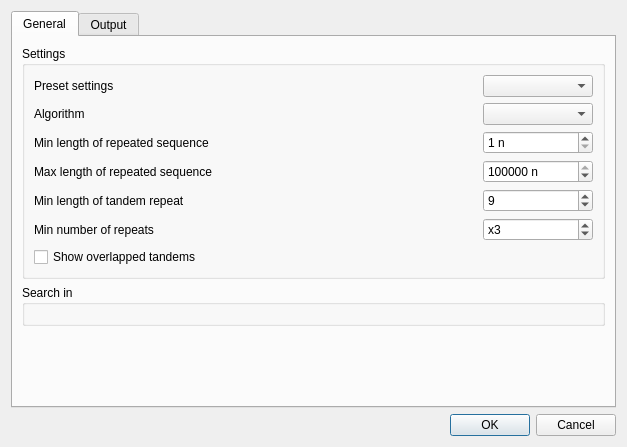
This is src/plugins/repeat_finder/src/FindTandemsDialog.ui in violethaze74/ugene as Qt 5 draws it before an edit. The edited form follows.
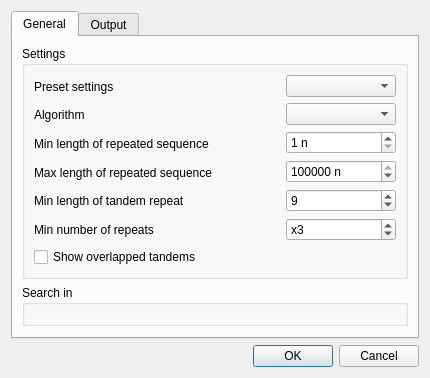
This is the edited form. Icons and pictures are not drawn.

Commit message: UGENE-5949 dialog fix

Diff of the .ui file:
```diff
--- a/src/plugins/repeat_finder/src/FindTandemsDialog.ui
+++ b/src/plugins/repeat_finder/src/FindTandemsDialog.ui
@@ -9,8 +9,8 @@
    <rect>
     <x>0</x>
     <y>0</y>
-    <width>627</width>
-    <height>447</height>
+    <width>430</width>
+    <height>355</height>
    </rect>
   </property>
   <property name="windowTitle">
@@ -37,78 +37,13 @@
           <string>Settings</string>
          </property>
          <layout class="QGridLayout" name="gridLayout">
-          <item row="8" column="1">
-           <widget class="QLabel" name="label_4">
-            <property name="text">
-             <string>Min length of repeated sequence</string>
-            </property>
-           </widget>
-          </item>
-          <item row="8" column="5" colspan="2">
-           <widget class="QSpinBox" name="minPeriodBox">
-            <property name="suffix">
-             <string> n</string>
-            </property>
-            <property name="minimum">
-             <number>1</number>
-            </property>
-            <property name="maximum">
-             <number>1000000</number>
-            </property>
-           </widget>
-          </item>
-          <item row="8" column="3">
-           <spacer name="horizontalSpacer_4">
-            <property name="orientation">
-             <enum>Qt::Horizontal</enum>
-            </property>
-            <property name="sizeHint" stdset="0">
-             <size>
-              <width>40</width>
-              <height>20</height>
-             </size>
-            </property>
-           </spacer>
-          </item>
-          <item row="3" column="3">
-           <spacer name="horizontalSpacer_2">
-            <property name="orientation">
-             <enum>Qt::Horizontal</enum>
-            </property>
-            <property name="sizeHint" stdset="0">
-             <size>
-              <width>40</width>
-              <height>20</height>
-             </size>
-            </property>
-           </spacer>
-          </item>
-          <item row="3" column="5" colspan="2">
-           <widget class="QComboBox" name="repeatLenComboBox">
-            <property name="sizePolicy">
-             <sizepolicy hsizetype="Preferred" vsizetype="Fixed">
-              <horstretch>0</horstretch>
-              <verstretch>0</verstretch>
-             </sizepolicy>
-            </property>
-            <property name="minimumSize">
-             <size>
-              <width>0</width>
-              <height>0</height>
-             </size>
-            </property>
-            <property name="currentIndex">
-             <number>-1</number>
-            </property>
-            <property name="sizeAdjustPolicy">
-             <enum>QComboBox::AdjustToContents</enum>
-            </property>
-            <property name="minimumContentsLength">
-             <number>10</number>
-            </property>
-           </widget>
-          </item>
-          <item row="3" column="1">
+          <item row="0" column="0">
+           <layout class="QVBoxLayout" name="verticalLayout_4">
+            <item>
+             <layout class="QHBoxLayout" name="horizontalLayout">
+              <item>
+               <layout class="QVBoxLayout" name="verticalLayout_2">
+                <item>
            <widget class="QLabel" name="label_2">
             <property name="minimumSize">
              <size>
@@ -121,104 +56,251 @@
             </property>
            </widget>
           </item>
-          <item row="13" column="1">
-           <widget class="QCheckBox" name="overlappedTandemsCheckBox">
+                <item>
+                 <widget class="QLabel" name="label_6">
             <property name="text">
-             <string>Show overlapped tandems</string>
+                   <string>Algorithm</string>
             </property>
            </widget>
           </item>
-          <item row="9" column="1">
+                <item>
+                 <widget class="QLabel" name="label_4">
+                  <property name="text">
+                   <string>Min length of repeated sequence</string>
+                  </property>
+                 </widget>
+                </item>
+                <item>
            <widget class="QLabel" name="label_5">
             <property name="text">
              <string>Max length of repeated sequence</string>
             </property>
            </widget>
           </item>
-          <item row="9" column="3">
-           <spacer name="horizontalSpacer_5">
-            <property name="orientation">
-             <enum>Qt::Horizontal</enum>
-            </property>
-            <property name="sizeHint" stdset="0">
-             <size>
-              <width>40</width>
-              <height>20</height>
-             </size>
-            </property>
-           </spacer>
-          </item>
-          <item row="9" column="5" colspan="2">
-           <widget class="QSpinBox" name="maxPeriodBox">
-            <property name="suffix">
-             <string> n</string>
-            </property>
-            <property name="minimum">
-             <number>1</number>
-            </property>
-            <property name="maximum">
-             <number>1000000</number>
-            </property>
-            <property name="value">
-             <number>1000000</number>
-            </property>
-           </widget>
-          </item>
-          <item row="10" column="1">
+                <item>
            <widget class="QLabel" name="label_8">
             <property name="text">
              <string>Min length of tandem repeat</string>
             </property>
            </widget>
           </item>
-          <item row="10" column="3">
-           <spacer name="horizontalSpacer_7">
-            <property name="orientation">
-             <enum>Qt::Horizontal</enum>
-            </property>
-            <property name="sizeHint" stdset="0">
-             <size>
-              <width>297</width>
-              <height>20</height>
-             </size>
-            </property>
-           </spacer>
-          </item>
-          <item row="10" column="5" colspan="2">
-           <widget class="QSpinBox" name="minTandemSizeBox">
-            <property name="minimum">
-             <number>3</number>
-            </property>
-            <property name="maximum">
-             <number>1000000000</number>
-            </property>
-            <property name="value">
-             <number>9</number>
-            </property>
-           </widget>
-          </item>
-          <item row="11" column="1">
+                <item>
            <widget class="QLabel" name="label_9">
             <property name="text">
              <string>Min number of repeats</string>
             </property>
            </widget>
           </item>
-          <item row="11" column="3">
+               </layout>
+              </item>
+              <item>
+               <layout class="QVBoxLayout" name="verticalLayout">
+                <item>
+                 <spacer name="horizontalSpacer_2">
+                  <property name="orientation">
+                   <enum>Qt::Horizontal</enum>
+                  </property>
+                  <property name="sizeType">
+                   <enum>QSizePolicy::Expanding</enum>
+                  </property>
+                  <property name="sizeHint" stdset="0">
+                   <size>
+                    <width>37</width>
+                    <height>17</height>
+                   </size>
+                  </property>
+                 </spacer>
+                </item>
+                <item>
+                 <spacer name="horizontalSpacer_6">
+                  <property name="orientation">
+                   <enum>Qt::Horizontal</enum>
+                  </property>
+                  <property name="sizeType">
+                   <enum>QSizePolicy::Expanding</enum>
+                  </property>
+                  <property name="sizeHint" stdset="0">
+                   <size>
+                    <width>38</width>
+                    <height>17</height>
+                   </size>
+                  </property>
+                 </spacer>
+                </item>
+                <item>
+                 <spacer name="horizontalSpacer_4">
+                  <property name="orientation">
+                   <enum>Qt::Horizontal</enum>
+                  </property>
+                  <property name="sizeType">
+                   <enum>QSizePolicy::Expanding</enum>
+                  </property>
+                  <property name="sizeHint" stdset="0">
+                   <size>
+                    <width>37</width>
+                    <height>17</height>
+                   </size>
+                  </property>
+                 </spacer>
+                </item>
+                <item>
+                 <spacer name="horizontalSpacer_5">
+                  <property name="orientation">
+                   <enum>Qt::Horizontal</enum>
+                  </property>
+                  <property name="sizeType">
+                   <enum>QSizePolicy::Expanding</enum>
+                  </property>
+                  <property name="sizeHint" stdset="0">
+                   <size>
+                    <width>37</width>
+                    <height>17</height>
+                   </size>
+                  </property>
+                 </spacer>
+                </item>
+                <item>
+                 <spacer name="horizontalSpacer_7">
+                  <property name="orientation">
+                   <enum>Qt::Horizontal</enum>
+                  </property>
+                  <property name="sizeType">
+                   <enum>QSizePolicy::Expanding</enum>
+                  </property>
+                  <property name="sizeHint" stdset="0">
+                   <size>
+                    <width>38</width>
+                    <height>17</height>
+                   </size>
+                  </property>
+                 </spacer>
+                </item>
+                <item>
            <spacer name="horizontalSpacer_10">
             <property name="orientation">
              <enum>Qt::Horizontal</enum>
             </property>
             <property name="sizeHint" stdset="0">
              <size>
-              <width>291</width>
-              <height>13</height>
+                    <width>38</width>
+                    <height>17</height>
              </size>
             </property>
            </spacer>
           </item>
-          <item row="11" column="5" colspan="2">
+               </layout>
+              </item>
+              <item>
+               <layout class="QVBoxLayout" name="verticalLayout_3">
+                <item>
+                 <widget class="QComboBox" name="repeatLenComboBox">
+                  <property name="sizePolicy">
+                   <sizepolicy hsizetype="Expanding" vsizetype="Fixed">
+                    <horstretch>0</horstretch>
+                    <verstretch>0</verstretch>
+                   </sizepolicy>
+                  </property>
+                  <property name="minimumSize">
+                   <size>
+                    <width>0</width>
+                    <height>0</height>
+                   </size>
+                  </property>
+                  <property name="currentIndex">
+                   <number>-1</number>
+                  </property>
+                  <property name="sizeAdjustPolicy">
+                   <enum>QComboBox::AdjustToContents</enum>
+                  </property>
+                  <property name="minimumContentsLength">
+                   <number>10</number>
+                  </property>
+                 </widget>
+                </item>
+                <item>
+                 <widget class="QComboBox" name="algoComboBox">
+                  <property name="sizePolicy">
+                   <sizepolicy hsizetype="Expanding" vsizetype="Fixed">
+                    <horstretch>0</horstretch>
+                    <verstretch>0</verstretch>
+                   </sizepolicy>
+                  </property>
+                  <property name="sizeAdjustPolicy">
+                   <enum>QComboBox::AdjustToContents</enum>
+                  </property>
+                  <property name="minimumContentsLength">
+                   <number>10</number>
+                  </property>
+                 </widget>
+                </item>
+                <item>
+                 <widget class="QSpinBox" name="minPeriodBox">
+                  <property name="sizePolicy">
+                   <sizepolicy hsizetype="Expanding" vsizetype="Fixed">
+                    <horstretch>0</horstretch>
+                    <verstretch>0</verstretch>
+                   </sizepolicy>
+                  </property>
+                  <property name="suffix">
+                   <string> n</string>
+                  </property>
+                  <property name="minimum">
+                   <number>1</number>
+                  </property>
+                  <property name="maximum">
+                   <number>1000000</number>
+                  </property>
+                 </widget>
+                </item>
+                <item>
+                 <widget class="QSpinBox" name="maxPeriodBox">
+                  <property name="sizePolicy">
+                   <sizepolicy hsizetype="Expanding" vsizetype="Fixed">
+                    <horstretch>0</horstretch>
+                    <verstretch>0</verstretch>
+                   </sizepolicy>
+                  </property>
+                  <property name="suffix">
+                   <string> n</string>
+                  </property>
+                  <property name="minimum">
+                   <number>1</number>
+                  </property>
+                  <property name="maximum">
+                   <number>1000000</number>
+                  </property>
+                  <property name="value">
+                   <number>1000000</number>
+                  </property>
+                 </widget>
+                </item>
+                <item>
+                 <widget class="QSpinBox" name="minTandemSizeBox">
+                  <property name="sizePolicy">
+                   <sizepolicy hsizetype="Expanding" vsizetype="Fixed">
+                    <horstretch>0</horstretch>
+                    <verstretch>0</verstretch>
+                   </sizepolicy>
+                  </property>
+                  <property name="minimum">
+                   <number>3</number>
+                  </property>
+                  <property name="maximum">
+                   <number>1000000000</number>
+                  </property>
+                  <property name="value">
+                   <number>9</number>
+                  </property>
+                 </widget>
+                </item>
+                <item>
            <widget class="QSpinBox" name="minRepeatsBox">
+                  <property name="sizePolicy">
+                   <sizepolicy hsizetype="Expanding" vsizetype="Fixed">
+                    <horstretch>0</horstretch>
+                    <verstretch>0</verstretch>
+                   </sizepolicy>
+                  </property>
             <property name="prefix">
              <string>x</string>
             </property>
@@ -233,35 +315,18 @@
             </property>
            </widget>
           </item>
-          <item row="4" column="5" colspan="2">
-           <widget class="QComboBox" name="algoComboBox">
-            <property name="sizeAdjustPolicy">
-             <enum>QComboBox::AdjustToContents</enum>
-            </property>
-            <property name="minimumContentsLength">
-             <number>10</number>
-            </property>
-           </widget>
-          </item>
-          <item row="4" column="3">
-           <spacer name="horizontalSpacer_6">
-            <property name="orientation">
-             <enum>Qt::Horizontal</enum>
-            </property>
-            <property name="sizeHint" stdset="0">
-             <size>
-              <width>295</width>
-              <height>20</height>
-             </size>
-            </property>
-           </spacer>
-          </item>
-          <item row="4" column="1">
-           <widget class="QLabel" name="label_6">
+               </layout>
+              </item>
+             </layout>
+            </item>
+            <item>
+             <widget class="QCheckBox" name="overlappedTandemsCheckBox">
             <property name="text">
-             <string>Algorithm</string>
-            </property>
-           </widget>
+               <string>Show overlapped tandems</string>
+              </property>
+             </widget>
+            </item>
+           </layout>
           </item>
          </layout>
         </widget>
```
Left out of the diff: 3 changed lines with no effect on the pictures. Lines whose indentation alone changed are shown as unchanged.
